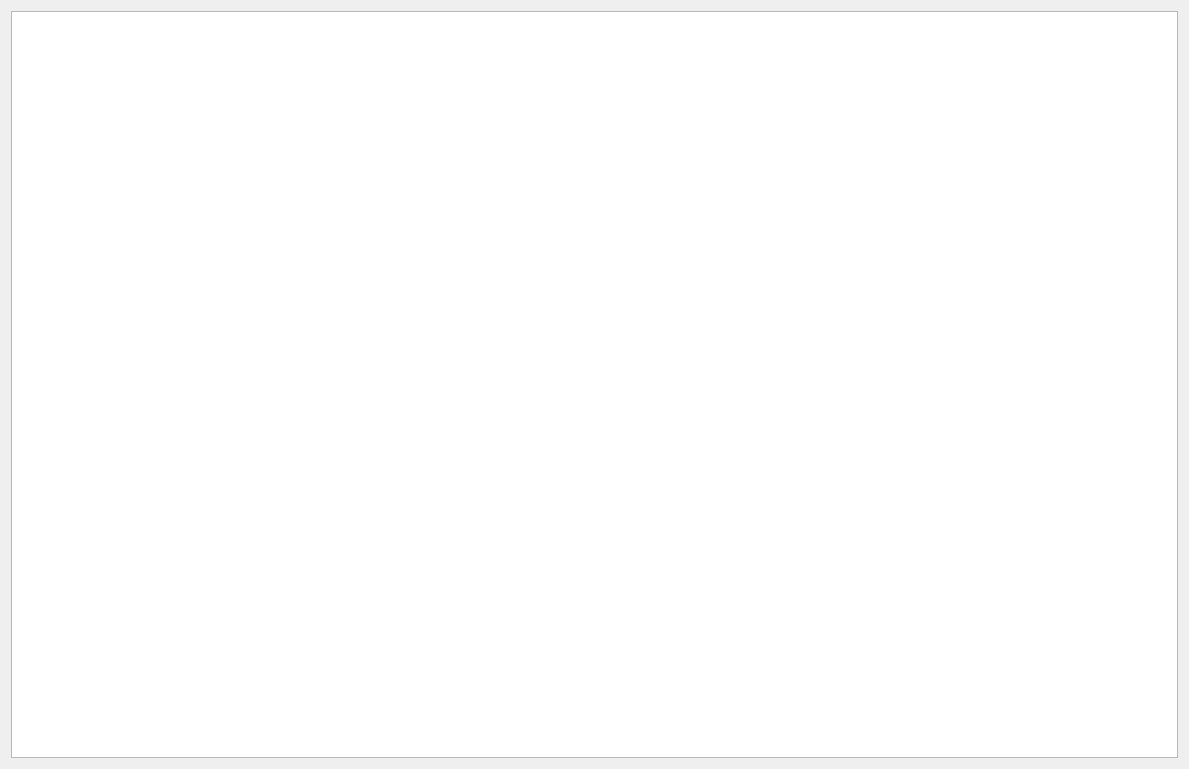
towhee/Winnow64, file Metadata/metadatareport.ui: the form before one commit.
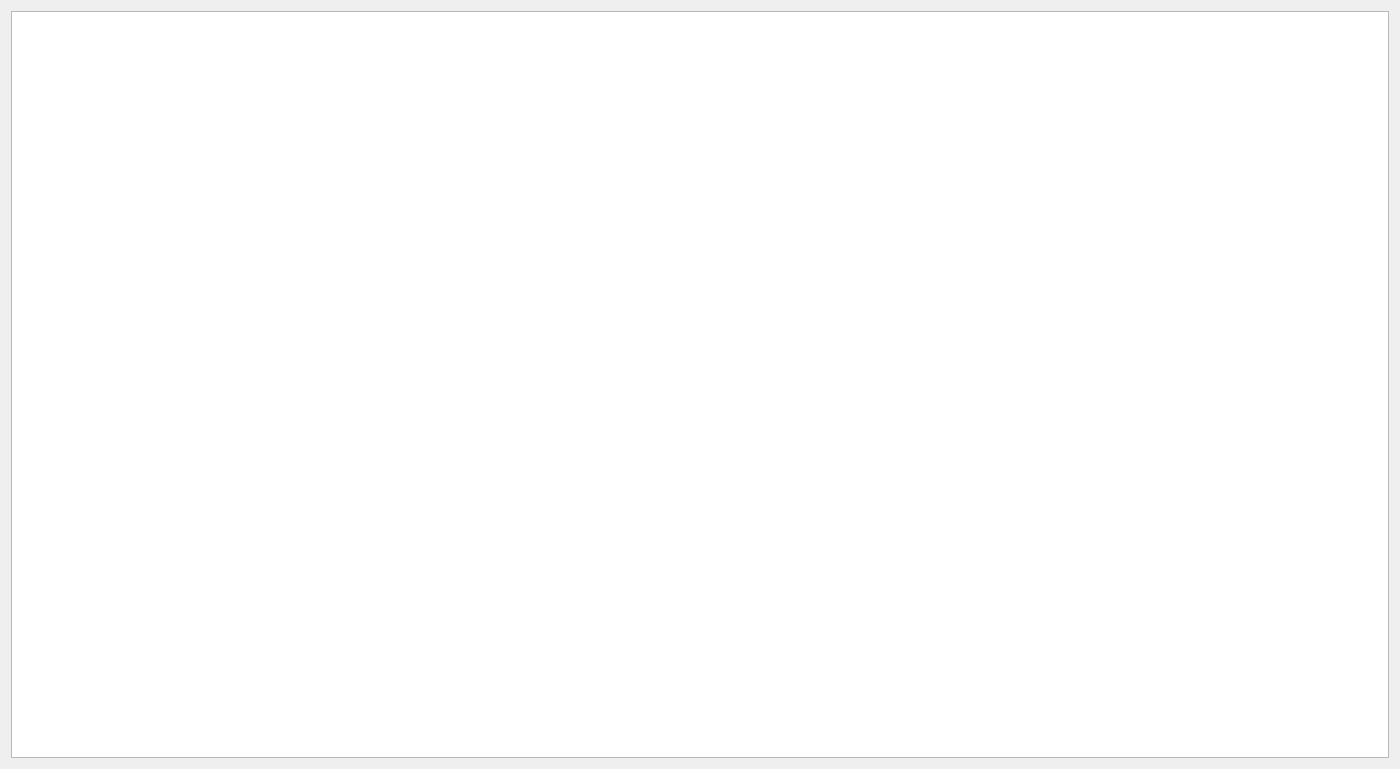
The form after the commit.

```diff
--- a/Metadata/metadatareport.ui
+++ b/Metadata/metadatareport.ui
@@ -6,7 +6,7 @@
    <rect>
     <x>0</x>
     <y>0</y>
-    <width>1189</width>
+    <width>1400</width>
     <height>769</height>
    </rect>
   </property>
```
